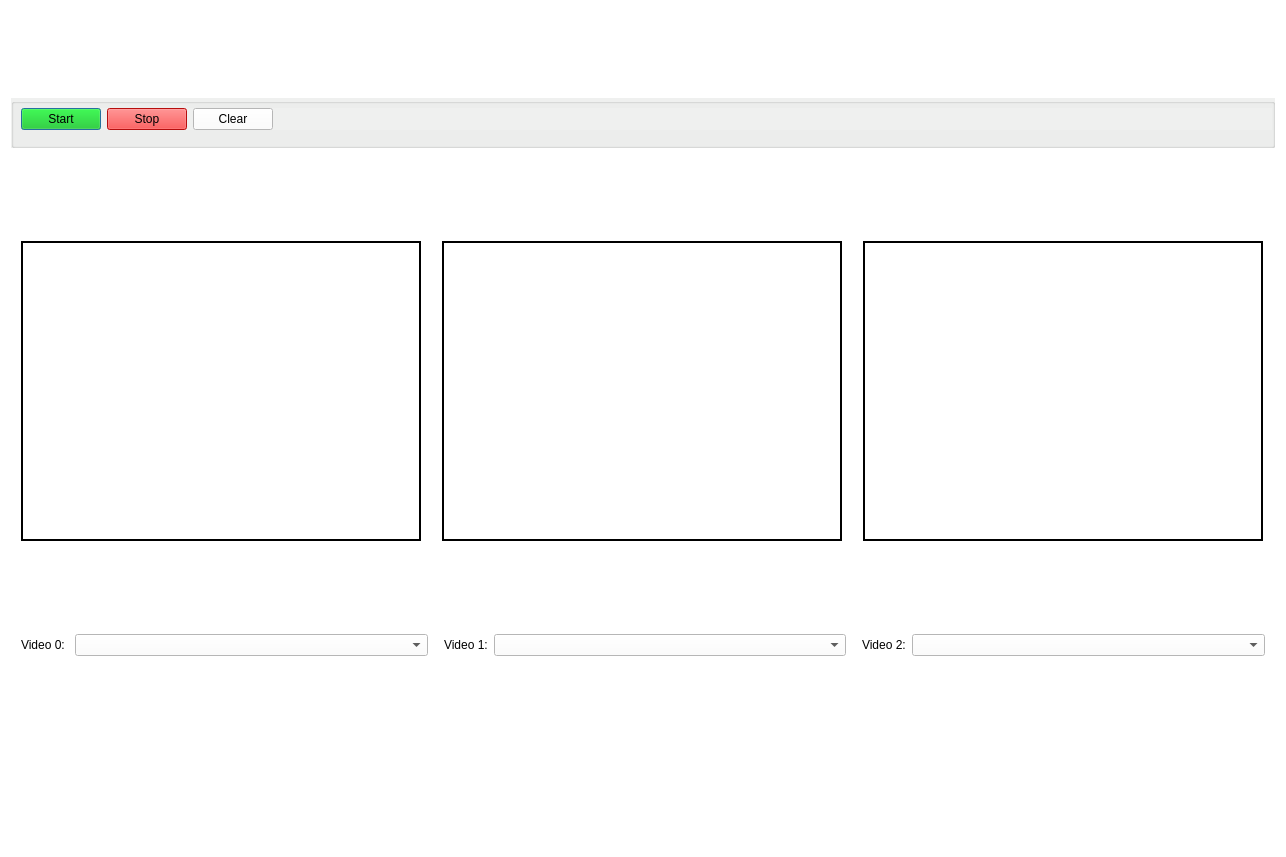
Above: GUI.ui from ItsJustRey/Object-Localization before the change. Below: the same form after it.
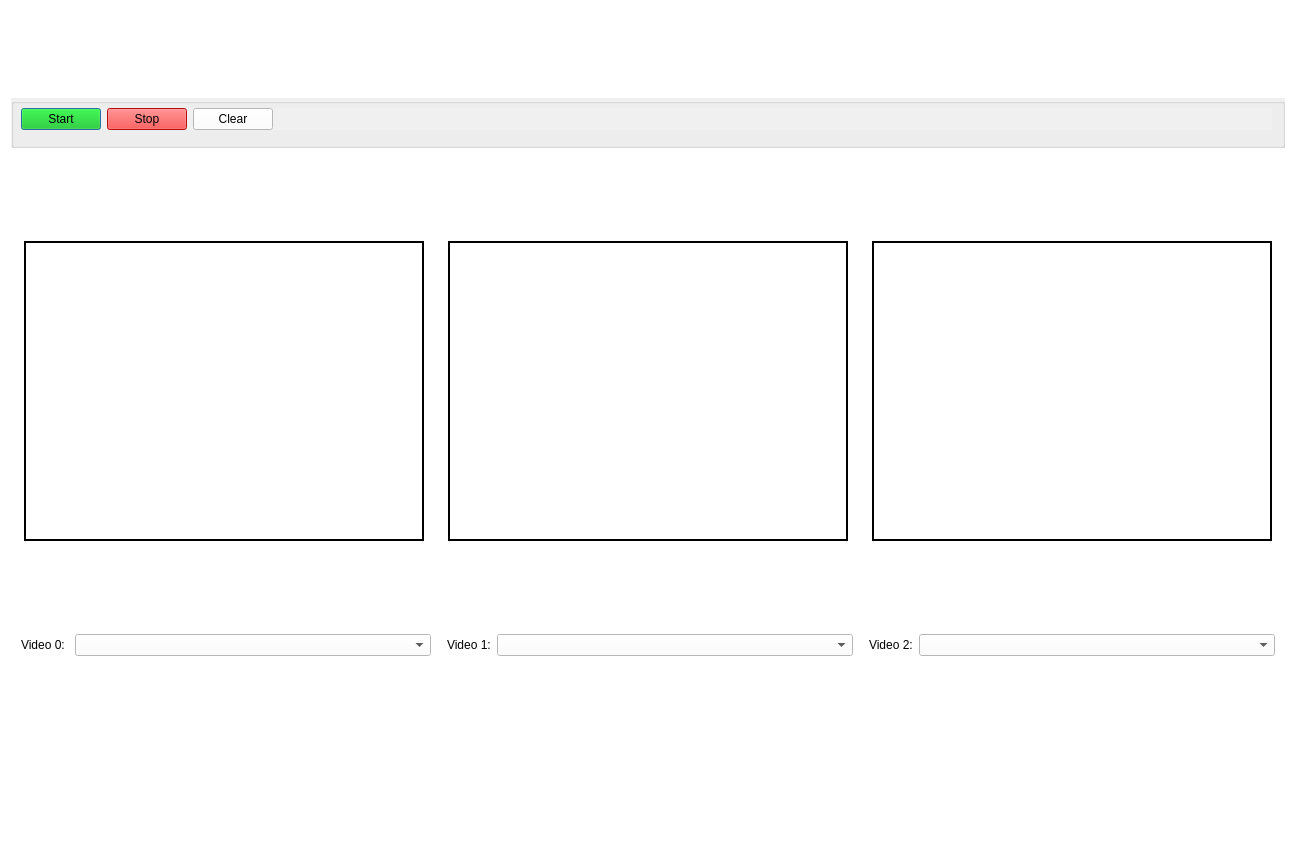
That is the form after the change.

```diff
--- a/GUI.ui
+++ b/GUI.ui
@@ -9,7 +9,7 @@
    <rect>
     <x>0</x>
     <y>0</y>
-    <width>1286</width>
+    <width>1296</width>
     <height>857</height>
    </rect>
   </property>
@@ -97,7 +97,7 @@
           <bool>true</bool>
          </property>
          <property name="styleSheet">
-          <string notr="true">background-color: rgb(255, 20, 20);
+          <string notr="true">background-color: rgb(255, 21, 20);
 font: 10pt &quot;Segoe MDL2 Assets&quot;;</string>
          </property>
          <property name="text">
```
